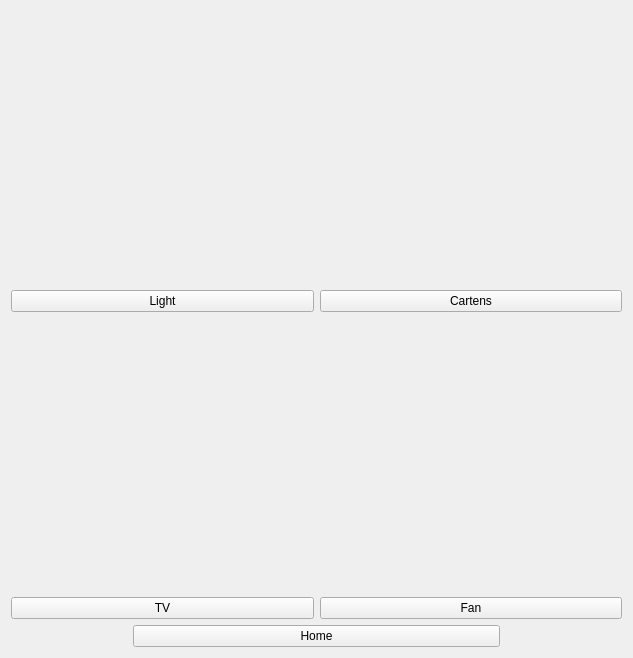
Before: the Qt Designer form DeskTop App/UIs/living.ui in mohab-hisham/Smart-Home-System-controlled-by-EEG, drawn with Qt 5.
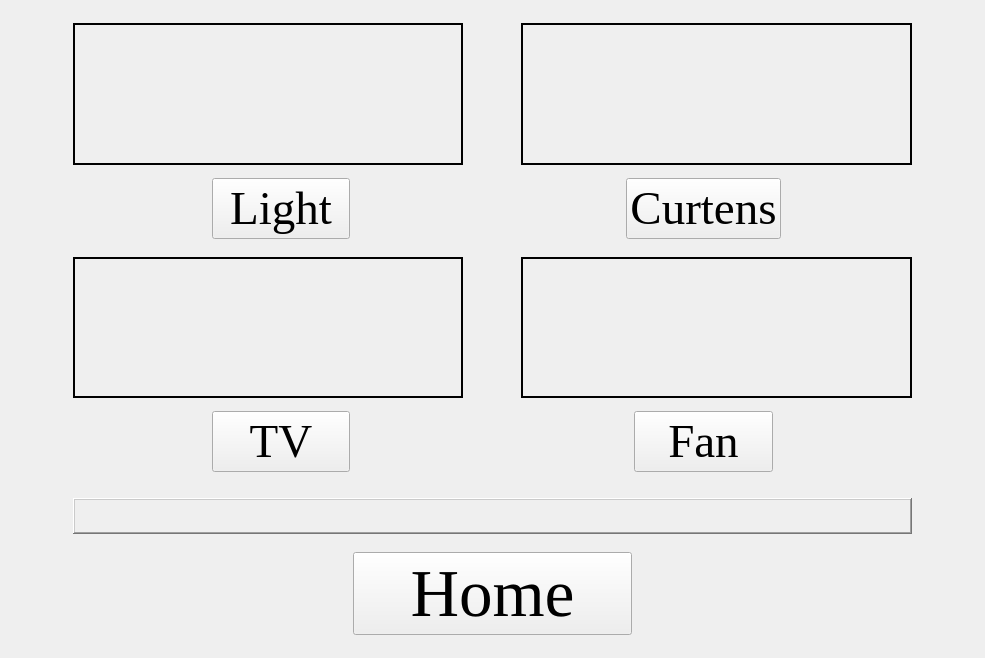
After: the same form once the commit is applied.

What changed in the file:
```diff
--- a/DeskTop App/UIs/living.ui
+++ b/DeskTop App/UIs/living.ui
@@ -6,41 +6,65 @@
    <rect>
     <x>0</x>
     <y>0</y>
-    <width>633</width>
+    <width>985</width>
     <height>658</height>
    </rect>
   </property>
   <property name="windowTitle">
    <string>Form</string>
   </property>
-  <layout class="QVBoxLayout" name="verticalLayout_5">
-   <item>
-    <layout class="QGridLayout" name="gridLayout">
-     <item row="0" column="0">
-      <layout class="QVBoxLayout" name="verticalLayout">
+  <property name="autoFillBackground">
+   <bool>false</bool>
+  </property>
+  <layout class="QGridLayout" name="gridLayout" rowstretch="1,18,1,18,1,3,1,5,1" columnstretch="2,15,15,2">
+   <item row="1" column="3" rowspan="7">
+    <spacer name="horizontalSpacer_12">
+     <property name="orientation">
+      <enum>Qt::Horizontal</enum>
+     </property>
+     <property name="sizeHint" stdset="0">
+      <size>
+       <width>40</width>
+       <height>20</height>
+      </size>
+     </property>
+    </spacer>
+   </item>
+   <item row="1" column="0" rowspan="7">
+    <spacer name="horizontalSpacer_11">
+     <property name="orientation">
+      <enum>Qt::Horizontal</enum>
+     </property>
+     <property name="sizeHint" stdset="0">
+      <size>
+       <width>40</width>
+       <height>20</height>
+      </size>
+     </property>
+    </spacer>
+   </item>
+   <item row="1" column="2">
+    <layout class="QVBoxLayout" name="verticalLayout_2" stretch="20,1,6">
+     <item>
+      <layout class="QHBoxLayout" name="horizontalLayout_7" stretch="1,15">
        <item>
-        <widget class="QLabel" name="light_label">
-         <property name="text">
-          <string/>
+        <spacer name="horizontalSpacer_14">
+         <property name="orientation">
+          <enum>Qt::Horizontal</enum>
          </property>
-         <property name="scaledContents">
-          <bool>true</bool>
+         <property name="sizeHint" stdset="0">
+          <size>
+           <width>40</width>
+           <height>20</height>
+          </size>
          </property>
-        </widget>
+        </spacer>
        </item>
-       <item>
-        <widget class="QPushButton" name="lightButton">
-         <property name="text">
-          <string>Light</string>
-         </property>
-        </widget>
-       </item>
-      </layout>
-     </item>
-     <item row="0" column="1">
-      <layout class="QVBoxLayout" name="verticalLayout_2">
        <item>
         <widget class="QLabel" name="carten_label">
+         <property name="frameShape">
+          <enum>QFrame::WinPanel</enum>
+         </property>
          <property name="text">
           <string/>
          </property>
@@ -48,41 +72,95 @@
           <bool>true</bool>
          </property>
         </widget>
+       </item>
+      </layout>
+     </item>
+     <item>
+      <spacer name="verticalSpacer_2">
+       <property name="orientation">
+        <enum>Qt::Vertical</enum>
+       </property>
+       <property name="sizeHint" stdset="0">
+        <size>
+         <width>20</width>
+         <height>40</height>
+        </size>
+       </property>
+      </spacer>
+     </item>
+     <item>
+      <layout class="QHBoxLayout" name="horizontalLayout_2" stretch="1,1,1">
+       <item>
+        <spacer name="horizontalSpacer_3">
+         <property name="orientation">
+          <enum>Qt::Horizontal</enum>
+         </property>
+         <property name="sizeHint" stdset="0">
+          <size>
+           <width>40</width>
+           <height>20</height>
+          </size>
+         </property>
+        </spacer>
        </item>
        <item>
         <widget class="QPushButton" name="cartensButton">
+         <property name="sizePolicy">
+          <sizepolicy hsizetype="Minimum" vsizetype="Minimum">
+           <horstretch>0</horstretch>
+           <verstretch>0</verstretch>
+          </sizepolicy>
+         </property>
+         <property name="font">
+          <font>
+           <family>Times New Roman</family>
+           <pointsize>35</pointsize>
+          </font>
+         </property>
          <property name="text">
-          <string>Cartens</string>
+          <string>Curtens</string>
          </property>
         </widget>
        </item>
-      </layout>
-     </item>
-     <item row="1" column="0">
-      <layout class="QVBoxLayout" name="verticalLayout_4">
        <item>
-        <widget class="QLabel" name="tv_label">
-         <property name="text">
-          <string/>
+        <spacer name="horizontalSpacer_4">
+         <property name="orientation">
+          <enum>Qt::Horizontal</enum>
          </property>
-         <property name="scaledContents">
-          <bool>true</bool>
+         <property name="sizeHint" stdset="0">
+          <size>
+           <width>40</width>
+           <height>20</height>
+          </size>
          </property>
-        </widget>
+        </spacer>
        </item>
+      </layout>
+     </item>
+    </layout>
+   </item>
+   <item row="3" column="2">
+    <layout class="QVBoxLayout" name="verticalLayout_3" stretch="20,1,6">
+     <item>
+      <layout class="QHBoxLayout" name="horizontalLayout_9" stretch="1,15">
        <item>
-        <widget class="QPushButton" name="tvButton">
-         <property name="text">
-          <string>TV</string>
+        <spacer name="horizontalSpacer_16">
+         <property name="orientation">
+          <enum>Qt::Horizontal</enum>
          </property>
-        </widget>
+         <property name="sizeHint" stdset="0">
+          <size>
+           <width>40</width>
+           <height>20</height>
+          </size>
+         </property>
+        </spacer>
        </item>
-      </layout>
-     </item>
-     <item row="1" column="1">
-      <layout class="QVBoxLayout" name="verticalLayout_3">
        <item>
         <widget class="QLabel" name="fan_label">
+         <property name="frameShape">
+          <enum>QFrame::WinPanel</enum>
+         </property>
          <property name="text">
           <string/>
          </property>
@@ -90,22 +168,358 @@
           <bool>true</bool>
          </property>
         </widget>
+       </item>
+      </layout>
+     </item>
+     <item>
+      <spacer name="verticalSpacer_4">
+       <property name="orientation">
+        <enum>Qt::Vertical</enum>
+       </property>
+       <property name="sizeHint" stdset="0">
+        <size>
+         <width>20</width>
+         <height>40</height>
+        </size>
+       </property>
+      </spacer>
+     </item>
+     <item>
+      <layout class="QHBoxLayout" name="horizontalLayout_4" stretch="1,1,1">
+       <item>
+        <spacer name="horizontalSpacer_7">
+         <property name="orientation">
+          <enum>Qt::Horizontal</enum>
+         </property>
+         <property name="sizeHint" stdset="0">
+          <size>
+           <width>40</width>
+           <height>20</height>
+          </size>
+         </property>
+        </spacer>
        </item>
        <item>
         <widget class="QPushButton" name="fanButton">
+         <property name="sizePolicy">
+          <sizepolicy hsizetype="Minimum" vsizetype="Minimum">
+           <horstretch>0</horstretch>
+           <verstretch>0</verstretch>
+          </sizepolicy>
+         </property>
+         <property name="font">
+          <font>
+           <family>Times New Roman</family>
+           <pointsize>35</pointsize>
+          </font>
+         </property>
+         <property name="autoFillBackground">
+          <bool>true</bool>
+         </property>
          <property name="text">
           <string>Fan</string>
          </property>
+         <property name="autoDefault">
+          <bool>false</bool>
+         </property>
         </widget>
        </item>
+       <item>
+        <spacer name="horizontalSpacer_8">
+         <property name="orientation">
+          <enum>Qt::Horizontal</enum>
+         </property>
+         <property name="sizeHint" stdset="0">
+          <size>
+           <width>40</width>
+           <height>20</height>
+          </size>
+         </property>
+        </spacer>
+       </item>
       </layout>
      </item>
     </layout>
    </item>
-   <item>
-    <layout class="QHBoxLayout" name="horizontalLayout" stretch="1,3,1">
+   <item row="3" column="1">
+    <layout class="QVBoxLayout" name="verticalLayout_4" stretch="20,1,6">
      <item>
-      <spacer name="horizontalSpacer">
+      <layout class="QHBoxLayout" name="horizontalLayout_8" stretch="15,1">
+       <item>
+        <widget class="QLabel" name="tv_label">
+         <property name="frameShape">
+          <enum>QFrame::WinPanel</enum>
+         </property>
+         <property name="text">
+          <string/>
+         </property>
+         <property name="scaledContents">
+          <bool>true</bool>
+         </property>
+        </widget>
+       </item>
+       <item>
+        <spacer name="horizontalSpacer_15">
+         <property name="orientation">
+          <enum>Qt::Horizontal</enum>
+         </property>
+         <property name="sizeHint" stdset="0">
+          <size>
+           <width>40</width>
+           <height>20</height>
+          </size>
+         </property>
+        </spacer>
+       </item>
+      </layout>
+     </item>
+     <item>
+      <spacer name="verticalSpacer_3">
+       <property name="orientation">
+        <enum>Qt::Vertical</enum>
+       </property>
+       <property name="sizeHint" stdset="0">
+        <size>
+         <width>20</width>
+         <height>40</height>
+        </size>
+       </property>
+      </spacer>
+     </item>
+     <item>
+      <layout class="QHBoxLayout" name="horizontalLayout_3" stretch="1,1,1">
+       <item>
+        <spacer name="horizontalSpacer_5">
+         <property name="orientation">
+          <enum>Qt::Horizontal</enum>
+         </property>
+         <property name="sizeHint" stdset="0">
+          <size>
+           <width>40</width>
+           <height>20</height>
+          </size>
+         </property>
+        </spacer>
+       </item>
+       <item>
+        <widget class="QPushButton" name="tvButton">
+         <property name="sizePolicy">
+          <sizepolicy hsizetype="Minimum" vsizetype="Minimum">
+           <horstretch>0</horstretch>
+           <verstretch>0</verstretch>
+          </sizepolicy>
+         </property>
+         <property name="font">
+          <font>
+           <family>Times New Roman</family>
+           <pointsize>35</pointsize>
+          </font>
+         </property>
+         <property name="text">
+          <string>TV</string>
+         </property>
+        </widget>
+       </item>
+       <item>
+        <spacer name="horizontalSpacer_6">
+         <property name="orientation">
+          <enum>Qt::Horizontal</enum>
+         </property>
+         <property name="sizeHint" stdset="0">
+          <size>
+           <width>40</width>
+           <height>20</height>
+          </size>
+         </property>
+        </spacer>
+       </item>
+      </layout>
+     </item>
+    </layout>
+   </item>
+   <item row="2" column="1" colspan="2">
+    <spacer name="verticalSpacer_7">
+     <property name="orientation">
+      <enum>Qt::Vertical</enum>
+     </property>
+     <property name="sizeHint" stdset="0">
+      <size>
+       <width>20</width>
+       <height>40</height>
+      </size>
+     </property>
+    </spacer>
+   </item>
+   <item row="1" column="1">
+    <layout class="QVBoxLayout" name="verticalLayout" stretch="20,1,6">
+     <item>
+      <layout class="QHBoxLayout" name="horizontalLayout_6" stretch="15,1">
+       <item>
+        <widget class="QLabel" name="light_label">
+         <property name="sizePolicy">
+          <sizepolicy hsizetype="Preferred" vsizetype="Preferred">
+           <horstretch>0</horstretch>
+           <verstretch>0</verstretch>
+          </sizepolicy>
+         </property>
+         <property name="styleSheet">
+          <string notr="true"/>
+         </property>
+         <property name="frameShape">
+          <enum>QFrame::WinPanel</enum>
+         </property>
+         <property name="text">
+          <string/>
+         </property>
+         <property name="scaledContents">
+          <bool>true</bool>
+         </property>
+        </widget>
+       </item>
+       <item>
+        <spacer name="horizontalSpacer_13">
+         <property name="orientation">
+          <enum>Qt::Horizontal</enum>
+         </property>
+         <property name="sizeHint" stdset="0">
+          <size>
+           <width>40</width>
+           <height>20</height>
+          </size>
+         </property>
+        </spacer>
+       </item>
+      </layout>
+     </item>
+     <item>
+      <spacer name="verticalSpacer">
+       <property name="orientation">
+        <enum>Qt::Vertical</enum>
+       </property>
+       <property name="sizeHint" stdset="0">
+        <size>
+         <width>20</width>
+         <height>40</height>
+        </size>
+       </property>
+      </spacer>
+     </item>
+     <item>
+      <layout class="QHBoxLayout" name="horizontalLayout" stretch="1,1,1">
+       <item>
+        <spacer name="horizontalSpacer">
+         <property name="orientation">
+          <enum>Qt::Horizontal</enum>
+         </property>
+         <property name="sizeHint" stdset="0">
+          <size>
+           <width>40</width>
+           <height>20</height>
+          </size>
+         </property>
+        </spacer>
+       </item>
+       <item>
+        <widget class="QPushButton" name="lightButton">
+         <property name="sizePolicy">
+          <sizepolicy hsizetype="Minimum" vsizetype="Minimum">
+           <horstretch>0</horstretch>
+           <verstretch>0</verstretch>
+          </sizepolicy>
+         </property>
+         <property name="font">
+          <font>
+           <family>Times New Roman</family>
+           <pointsize>35</pointsize>
+          </font>
+         </property>
+         <property name="text">
+          <string>Light</string>
+         </property>
+        </widget>
+       </item>
+       <item>
+        <spacer name="horizontalSpacer_2">
+         <property name="orientation">
+          <enum>Qt::Horizontal</enum>
+         </property>
+         <property name="sizeHint" stdset="0">
+          <size>
+           <width>40</width>
+           <height>20</height>
+          </size>
+         </property>
+        </spacer>
+       </item>
+      </layout>
+     </item>
+    </layout>
+   </item>
+   <item row="6" column="1" colspan="2">
+    <spacer name="verticalSpacer_8">
+     <property name="orientation">
+      <enum>Qt::Vertical</enum>
+     </property>
+     <property name="sizeHint" stdset="0">
+      <size>
+       <width>20</width>
+       <height>40</height>
+      </size>
+     </property>
+    </spacer>
+   </item>
+   <item row="5" column="1" colspan="2">
+    <widget class="QLabel" name="message_label">
+     <property name="font">
+      <font>
+       <family>Times New Roman</family>
+       <pointsize>14</pointsize>
+      </font>
+     </property>
+     <property name="frameShape">
+      <enum>QFrame::WinPanel</enum>
+     </property>
+     <property name="frameShadow">
+      <enum>QFrame::Raised</enum>
+     </property>
+     <property name="text">
+      <string/>
+     </property>
+     <property name="alignment">
+      <set>Qt::AlignCenter</set>
+     </property>
+    </widget>
+   </item>
+   <item row="0" column="0" colspan="4">
+    <spacer name="verticalSpacer_5">
+     <property name="orientation">
+      <enum>Qt::Vertical</enum>
+     </property>
+     <property name="sizeHint" stdset="0">
+      <size>
+       <width>20</width>
+       <height>40</height>
+      </size>
+     </property>
+    </spacer>
+   </item>
+   <item row="8" column="0" colspan="4">
+    <spacer name="verticalSpacer_6">
+     <property name="orientation">
+      <enum>Qt::Vertical</enum>
+     </property>
+     <property name="sizeHint" stdset="0">
+      <size>
+       <width>20</width>
+       <height>40</height>
+      </size>
+     </property>
+    </spacer>
+   </item>
+   <item row="7" column="1" colspan="2">
+    <layout class="QHBoxLayout" name="horizontalLayout_5" stretch="2,2,2">
+     <item>
+      <spacer name="horizontalSpacer_9">
        <property name="orientation">
         <enum>Qt::Horizontal</enum>
        </property>
@@ -119,13 +533,25 @@
      </item>
      <item>
       <widget class="QPushButton" name="homeButton">
+       <property name="sizePolicy">
+        <sizepolicy hsizetype="Minimum" vsizetype="Preferred">
+         <horstretch>0</horstretch>
+         <verstretch>34</verstretch>
+        </sizepolicy>
+       </property>
+       <property name="font">
+        <font>
+         <family>Times New Roman</family>
+         <pointsize>50</pointsize>
+        </font>
+       </property>
        <property name="text">
         <string>Home</string>
        </property>
       </widget>
      </item>
      <item>
-      <spacer name="horizontalSpacer_2">
+      <spacer name="horizontalSpacer_10">
        <property name="orientation">
         <enum>Qt::Horizontal</enum>
        </property>
@@ -139,6 +565,19 @@
      </item>
     </layout>
    </item>
+   <item row="4" column="1" colspan="2">
+    <spacer name="horizontalSpacer_17">
+     <property name="orientation">
+      <enum>Qt::Horizontal</enum>
+     </property>
+     <property name="sizeHint" stdset="0">
+      <size>
+       <width>40</width>
+       <height>20</height>
+      </size>
+     </property>
+    </spacer>
+   </item>
   </layout>
  </widget>
  <resources/>
```
Left out of the diff: 4 changed lines with no effect on the pictures.
